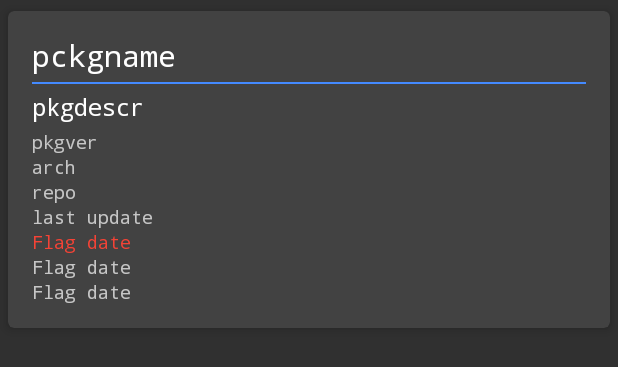
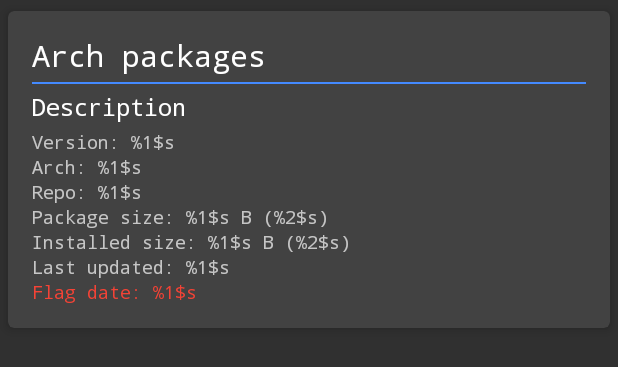
Before and after one commit to rascarlo/ArchPackages, an Android app: the layout result_item.xml on its own in the app's theme, with its tools: preview values and no code run, on a phone screen of 412 x 824 dp. Shown: the top 367 px of the screen. Run offline under Robolectric (Android 15) with nearby library versions, the phone set to English and light mode, and no system bars.

Commit message:
result item: fields order

```diff
--- a/app/src/main/res/layout/result_item.xml
+++ b/app/src/main/res/layout/result_item.xml
@@ -49,7 +49,7 @@
                 app:layout_constraintEnd_toEndOf="parent"
                 app:layout_constraintStart_toStartOf="parent"
                 app:layout_constraintTop_toTopOf="parent"
-                tools:text="pckgname" />
+                tools:text="@string/app_name" />
 
             <View
                 android:id="@+id/result_item_ruler"
@@ -72,7 +72,7 @@
                 app:layout_constraintEnd_toEndOf="parent"
                 app:layout_constraintStart_toStartOf="parent"
                 app:layout_constraintTop_toBottomOf="@+id/result_item_ruler"
-                tools:text="pkgdescr" />
+                tools:text="@string/description" />
 
             <TextView
                 android:id="@+id/result_item_text_view_pkgver"
@@ -85,7 +85,7 @@
                 app:layout_constraintEnd_toEndOf="parent"
                 app:layout_constraintStart_toStartOf="parent"
                 app:layout_constraintTop_toBottomOf="@+id/result_item_text_view_pkgdescr"
-                tools:text="pkgver" />
+                tools:text="@string/formatted_version" />
 
             <TextView
                 android:id="@+id/result_item_text_view_arch"
@@ -98,7 +98,7 @@
                 app:layout_constraintHorizontal_bias="0.0"
                 app:layout_constraintStart_toStartOf="parent"
                 app:layout_constraintTop_toBottomOf="@+id/result_item_text_view_pkgver"
-                tools:text="arch" />
+                tools:text="@string/formatted_arch" />
 
             <TextView
                 android:id="@+id/result_item_text_view_repo"
@@ -110,8 +110,29 @@
                 app:layout_constraintEnd_toEndOf="parent"
                 app:layout_constraintStart_toStartOf="parent"
                 app:layout_constraintTop_toBottomOf="@+id/result_item_text_view_arch"
-                tools:text="repo" />
+                tools:text="@string/formatted_repo" />
 
+            <TextView
+                android:id="@+id/result_item_text_view_compressed_size"
+                android:layout_width="0dp"
+                android:layout_height="wrap_content"
+                android:textAppearance="@style/TextAppearance.AppCompat.Caption"
+                android:visibility="@{result.compressedSize != null ? View.VISIBLE : View.GONE}"
+                app:layout_constraintEnd_toEndOf="parent"
+                app:layout_constraintStart_toStartOf="parent"
+                app:layout_constraintTop_toBottomOf="@+id/result_item_text_view_repo"
+                tools:text="@string/formatted_compressed_size" />
+
+            <TextView
+                android:id="@+id/result_item_text_view_installed_size"
+                android:layout_width="0dp"
+                android:layout_height="wrap_content"
+                android:textAppearance="@style/TextAppearance.AppCompat.Caption"
+                android:visibility="@{result.installedSize != null ? View.VISIBLE : View.GONE}"
+                app:layout_constraintEnd_toEndOf="parent"
+                app:layout_constraintStart_toStartOf="parent"
+                app:layout_constraintTop_toBottomOf="@+id/result_item_text_view_compressed_size"
+                tools:text="@string/formatted_installed_size" />
             <TextView
                 android:id="@+id/result_item_text_view_last_update"
                 android:layout_width="0dp"
@@ -121,8 +142,8 @@
                 android:visibility="@{result.lastUpdate != null ? View.VISIBLE : View.GONE}"
                 app:layout_constraintEnd_toEndOf="parent"
                 app:layout_constraintStart_toStartOf="parent"
-                app:layout_constraintTop_toBottomOf="@+id/result_item_text_view_repo"
-                tools:text="last update" />
+                app:layout_constraintTop_toBottomOf="@+id/result_item_text_view_installed_size"
+                tools:text="@string/formatted_last_update" />
 
             <TextView
                 android:id="@+id/result_item_text_view_flag_date"
@@ -135,29 +156,7 @@
                 app:layout_constraintEnd_toEndOf="parent"
                 app:layout_constraintStart_toStartOf="parent"
                 app:layout_constraintTop_toBottomOf="@+id/result_item_text_view_last_update"
-                tools:text="Flag date" />
-
-            <TextView
-                android:id="@+id/result_item_text_view_compressed_size"
-                android:layout_width="0dp"
-                android:layout_height="wrap_content"
-                android:textAppearance="@style/TextAppearance.AppCompat.Caption"
-                android:visibility="@{result.compressedSize != null ? View.VISIBLE : View.GONE}"
-                app:layout_constraintEnd_toEndOf="parent"
-                app:layout_constraintStart_toStartOf="parent"
-                app:layout_constraintTop_toBottomOf="@+id/result_item_text_view_flag_date"
-                tools:text="Flag date" />
-
-            <TextView
-                android:id="@+id/result_item_text_view_installed_size"
-                android:layout_width="0dp"
-                android:layout_height="wrap_content"
-                android:textAppearance="@style/TextAppearance.AppCompat.Caption"
-                android:visibility="@{result.installedSize != null ? View.VISIBLE : View.GONE}"
-                app:layout_constraintEnd_toEndOf="parent"
-                app:layout_constraintStart_toStartOf="parent"
-                app:layout_constraintTop_toBottomOf="@+id/result_item_text_view_compressed_size"
-                tools:text="Flag date" />
+                tools:text="@string/formatted_flag_date" />
 
         </android.support.constraint.ConstraintLayout>
 
```
